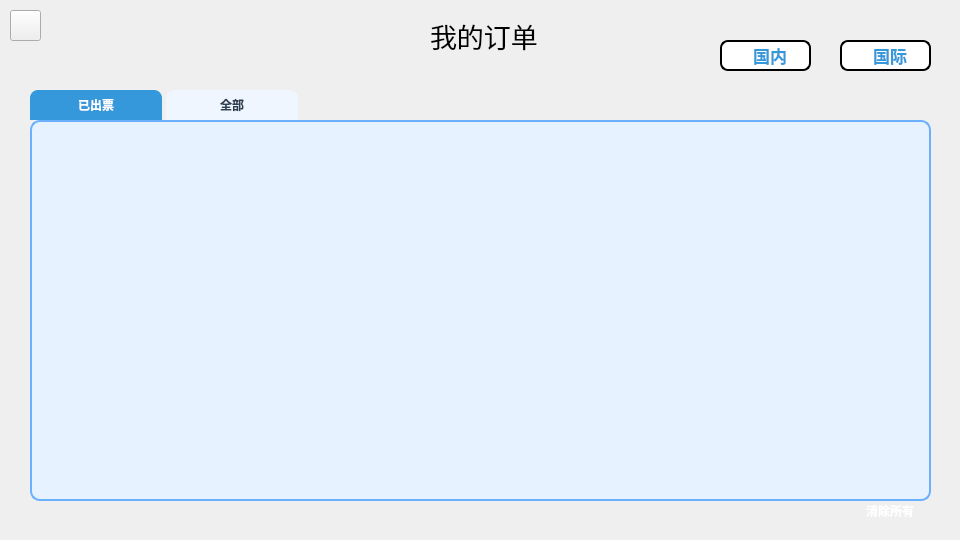
Old version of the form ui/userpage.ui in the repository delete3GM/Flight-Booking-System.
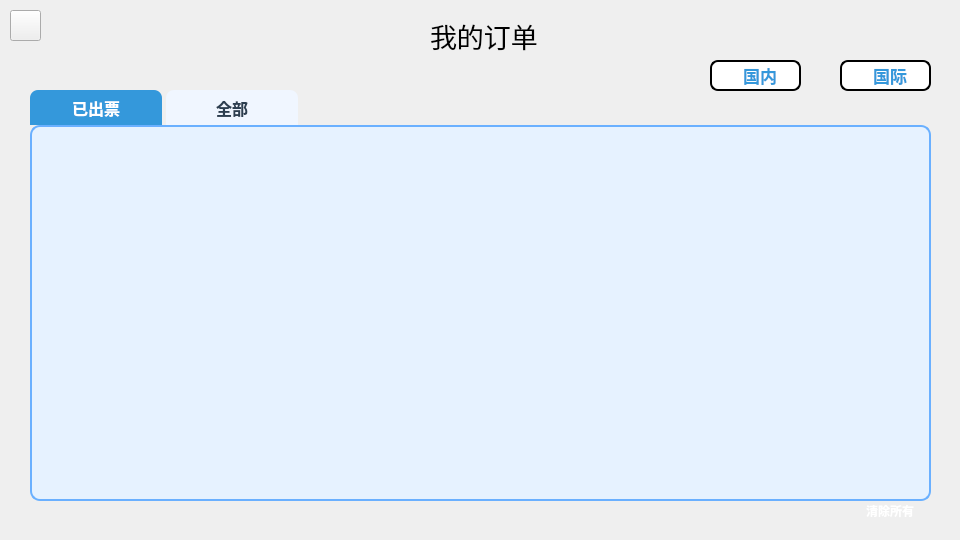
New version of the form. Icons and pictures are not drawn.

```diff
--- a/ui/userpage.ui
+++ b/ui/userpage.ui
@@ -40,6 +40,11 @@
      <height>401</height>
     </size>
    </property>
+   <property name="font">
+    <font>
+     <pointsize>12</pointsize>
+    </font>
+   </property>
    <property name="styleSheet">
     <string notr="true">QTabWidget::pane {  
         background-color: #e6f2ff;  
@@ -112,8 +117,8 @@
   <widget class="QPushButton" name="domMapBtn">
    <property name="geometry">
     <rect>
-     <x>720</x>
-     <y>40</y>
+     <x>710</x>
+     <y>60</y>
      <width>91</width>
      <height>31</height>
     </rect>
@@ -197,7 +202,7 @@
    <property name="geometry">
     <rect>
      <x>840</x>
-     <y>40</y>
+     <y>60</y>
      <width>91</width>
      <height>31</height>
     </rect>
```
